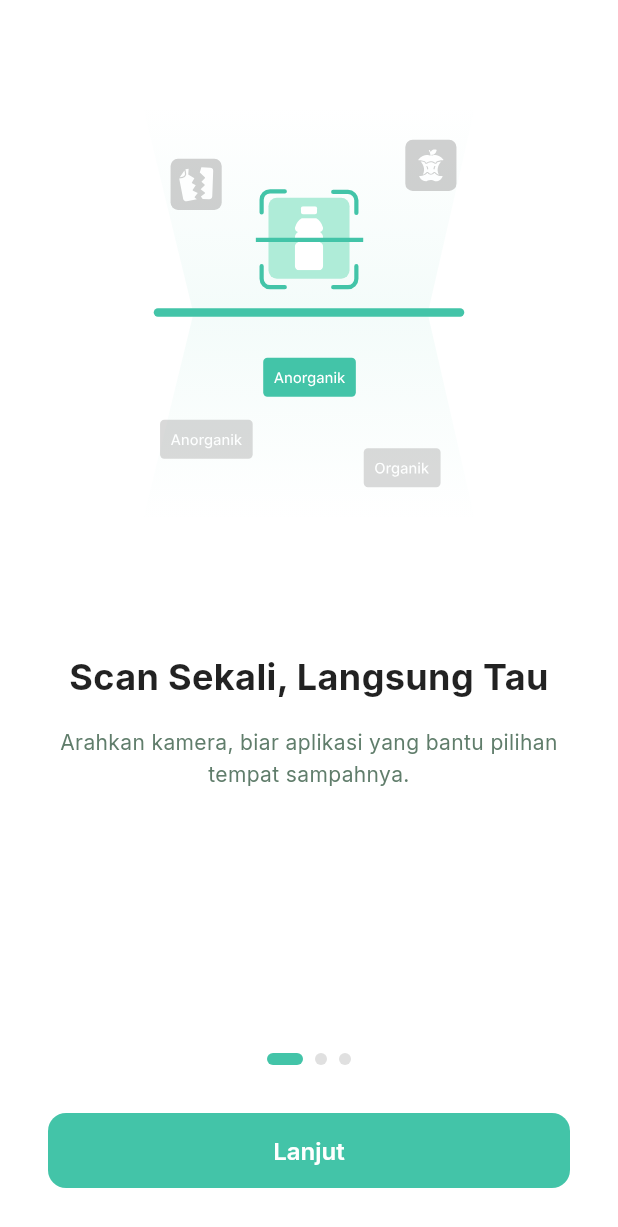
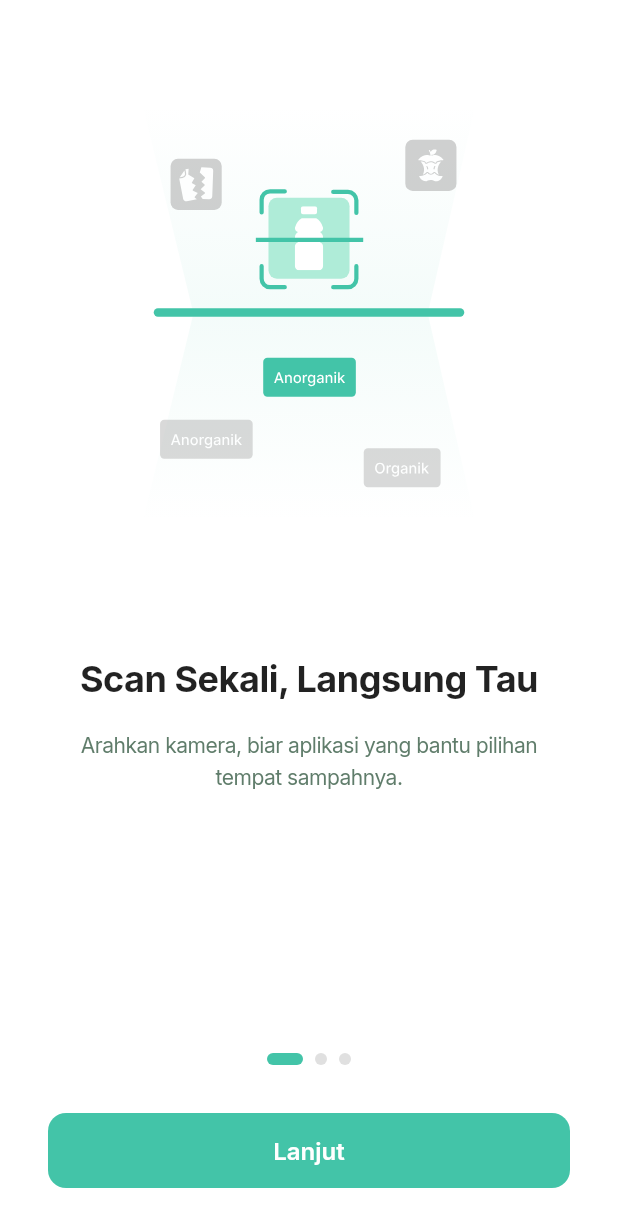
Before and after one commit to ckckckcz/PBL-Mobile, a Flutter app: the screen it shows after launch, on a phone screen of 412 x 824 dp. Shown: the top 1227 px of the screen. Run offline on Flutter 3.47's test engine with Material 3 defaults, Android fonts, the phone set to English and light mode, and no system bars; drawn by our look-alikes of flutter_animate; our stand-ins replace camera, carousel_slider, device_info_plus, flutter_svg, google_fonts, image_picker and 4 more.

Commit message:
feat: Introduce `AppTypography` system

```diff
--- a/frontend/lib/theme/app_theme.dart
+++ b/frontend/lib/theme/app_theme.dart
@@ -1,6 +1,7 @@
 import 'package:flutter/material.dart';
 import 'package:google_fonts/google_fonts.dart';
 import '../constants/app_colors.dart';
+import 'app_typography.dart';
 
 class AppTheme {
   static ThemeData get lightTheme {
@@ -16,46 +17,31 @@ class AppTheme {
       ),
       scaffoldBackgroundColor: AppColors.background,
 
-      // Typography dengan Google Fonts - Inter
+      // Typography System using AppTypography
       textTheme: GoogleFonts.interTextTheme(
-        const TextTheme(
-          displayLarge: TextStyle(
-            fontSize: 32,
-            fontWeight: FontWeight.bold,
-            color: AppColors.textPrimary,
-          ),
-          displayMedium: TextStyle(
-            fontSize: 28,
-            fontWeight: FontWeight.bold,
-            color: AppColors.textPrimary,
-          ),
-          displaySmall: TextStyle(
-            fontSize: 24,
-            fontWeight: FontWeight.w600,
-            color: AppColors.textPrimary,
-          ),
-          headlineMedium: TextStyle(
-            fontSize: 20,
-            fontWeight: FontWeight.w600,
-            color: AppColors.textPrimary,
-          ),
-          titleLarge: TextStyle(
-            fontSize: 18,
-            fontWeight: FontWeight.w600,
-            color: AppColors.textPrimary,
-          ),
-          titleMedium: TextStyle(
-            fontSize: 16,
-            fontWeight: FontWeight.w500,
-            color: AppColors.textPrimary,
-          ),
-          bodyLarge: TextStyle(fontSize: 16, color: AppColors.textPrimary),
-          bodyMedium: TextStyle(fontSize: 14, color: AppColors.textSecondary),
-          labelLarge: TextStyle(
-            fontSize: 14,
-            fontWeight: FontWeight.w500,
-            color: AppColors.textPrimary,
-          ),
+        TextTheme(
+          // Display
+          displayLarge: AppTypography.display1Bold, // Display 1
+          displayMedium: AppTypography.display2Bold, // Display 2
+          displaySmall: AppTypography.display3Bold, // Display 3
+
+          // Headline (Heading 1)
+          headlineMedium: AppTypography.heading1Semibold,
+
+          // Title (Heading 2 & 3)
+          titleLarge: AppTypography.heading2Semibold,
+          titleMedium: AppTypography.heading3Medium,
+          titleSmall: AppTypography.bodyLargeSemibold, // Optional mapping
+
+          // Body
+          bodyLarge: AppTypography.bodyLargeRegular,
+          bodyMedium: AppTypography.bodyMediumRegular,
+          bodySmall: AppTypography.bodySmallRegular,
+
+          // Label (Caption)
+          labelLarge: AppTypography.captionLargeMedium,
+          labelMedium: AppTypography.captionSmallMedium,
+          labelSmall: AppTypography.captionSmallRegular,
         ),
       ),
 
--- /dev/null
+++ b/frontend/lib/theme/app_typography.dart
@@ -0,0 +1,185 @@
+import 'package:flutter/material.dart';
+import 'package:google_fonts/google_fonts.dart';
+import '../constants/app_colors.dart';
+
+class AppTypography {
+  // Weights
+  static const FontWeight regular = FontWeight.w400;
+  static const FontWeight medium = FontWeight.w500;
+  static const FontWeight semibold = FontWeight.w600;
+  static const FontWeight bold = FontWeight.w700;
+
+  // Base Style using Inter
+  static TextStyle get _baseStyle => GoogleFonts.inter(
+        color: AppColors.textPrimary,
+      );
+
+  // ==================== DISPLAY ====================
+
+  // Display 1 — 52px / 60px / -0.80px
+  static TextStyle get display1 => _baseStyle.copyWith(
+        fontSize: 52,
+        height: 60 / 52,
+        letterSpacing: -0.80,
+      );
+
+  static TextStyle get display1Regular =>
+      display1.copyWith(fontWeight: regular);
+  static TextStyle get display1Medium => display1.copyWith(fontWeight: medium);
+  static TextStyle get display1Semibold =>
+      display1.copyWith(fontWeight: semibold);
+  static TextStyle get display1Bold => display1.copyWith(fontWeight: bold);
+
+  // Display 2 — 40px / 60px / -0.80px
+  static TextStyle get display2 => _baseStyle.copyWith(
+        fontSize: 40,
+        height: 60 / 40,
+        letterSpacing: -0.80,
+      );
+
+  static TextStyle get display2Regular =>
+      display2.copyWith(fontWeight: regular);
+  static TextStyle get display2Medium => display2.copyWith(fontWeight: medium);
+  static TextStyle get display2Semibold =>
+      display2.copyWith(fontWeight: semibold);
+  static TextStyle get display2Bold => display2.copyWith(fontWeight: bold);
+
+  // Display 3 — 32px / 48px / -0.64px
+  static TextStyle get display3 => _baseStyle.copyWith(
+        fontSize: 32,
+        height: 48 / 32,
+        letterSpacing: -0.64,
+      );
+
+  static TextStyle get display3Regular =>
+      display3.copyWith(fontWeight: regular);
+  static TextStyle get display3Medium => display3.copyWith(fontWeight: medium);
+  static TextStyle get display3Semibold =>
+      display3.copyWith(fontWeight: semibold);
+  static TextStyle get display3Bold => display3.copyWith(fontWeight: bold);
+
+  // ==================== HEADING ====================
+
+  // Heading 1 — 28px / 42px / -0.56px
+  static TextStyle get heading1 => _baseStyle.copyWith(
+        fontSize: 28,
+        height: 42 / 28,
+        letterSpacing: -0.56,
+      );
+
+  static TextStyle get heading1Regular =>
+      heading1.copyWith(fontWeight: regular);
+  static TextStyle get heading1Medium => heading1.copyWith(fontWeight: medium);
+  static TextStyle get heading1Semibold =>
+      heading1.copyWith(fontWeight: semibold);
+  static TextStyle get heading1Bold => heading1.copyWith(fontWeight: bold);
+
+  // Heading 2 — 24px / 36px / -0.48px
+  static TextStyle get heading2 => _baseStyle.copyWith(
+        fontSize: 24,
+        height: 36 / 24,
+        letterSpacing: -0.48,
+      );
+
+  static TextStyle get heading2Regular =>
+      heading2.copyWith(fontWeight: regular);
+  static TextStyle get heading2Medium => heading2.copyWith(fontWeight: medium);
+  static TextStyle get heading2Semibold =>
+      heading2.copyWith(fontWeight: semibold);
+  static TextStyle get heading2Bold => heading2.copyWith(fontWeight: bold);
+
+  // Heading 3 — 20px / 30px / -0.40px
+  static TextStyle get heading3 => _baseStyle.copyWith(
+        fontSize: 20,
+        height: 30 / 20,
+        letterSpacing: -0.40,
+      );
+
+  static TextStyle get heading3Regular =>
+      heading3.copyWith(fontWeight: regular);
+  static TextStyle get heading3Medium => heading3.copyWith(fontWeight: medium);
+  static TextStyle get heading3Semibold =>
+      heading3.copyWith(fontWeight: semibold);
+  static TextStyle get heading3Bold => heading3.copyWith(fontWeight: bold);
+
+  // ==================== BODY ====================
+
+  // Body Large — 18px / 28px / -0.36px
+  static TextStyle get bodyLarge => _baseStyle.copyWith(
+        fontSize: 18,
+        height: 28 / 18,
+        letterSpacing: -0.36,
+      );
+
+  static TextStyle get bodyLargeRegular =>
+      bodyLarge.copyWith(fontWeight: regular);
+  static TextStyle get bodyLargeMedium =>
+      bodyLarge.copyWith(fontWeight: medium);
+  static TextStyle get bodyLargeSemibold =>
+      bodyLarge.copyWith(fontWeight: semibold);
+  static TextStyle get bodyLargeBold => bodyLarge.copyWith(fontWeight: bold);
+
+  // Body Medium — 16px / 24px / -0.32px
+  static TextStyle get bodyMedium => _baseStyle.copyWith(
+        fontSize: 16,
+        height: 24 / 16,
+        letterSpacing: -0.32,
+      );
+
+  static TextStyle get bodyMediumRegular =>
+      bodyMedium.copyWith(fontWeight: regular);
+  static TextStyle get bodyMediumMedium =>
+      bodyMedium.copyWith(fontWeight: medium);
+  static TextStyle get bodyMediumSemibold =>
+      bodyMedium.copyWith(fontWeight: semibold);
+  static TextStyle get bodyMediumBold => bodyMedium.copyWith(fontWeight: bold);
+
+  // Body Small — 14px / 20px / -0.28px
+  static TextStyle get bodySmall => _baseStyle.copyWith(
+        fontSize: 14,
+        height: 20 / 14,
+        letterSpacing: -0.28,
+      );
+
+  static TextStyle get bodySmallRegular =>
+      bodySmall.copyWith(fontWeight: regular);
+  static TextStyle get bodySmallMedium =>
+      bodySmall.copyWith(fontWeight: medium);
+  static TextStyle get bodySmallSemibold =>
+      bodySmall.copyWith(fontWeight: semibold);
+  static TextStyle get bodySmallBold => bodySmall.copyWith(fontWeight: bold);
+
+  // ==================== CAPTION ====================
+
+  // Caption Large — 12px / 18px / -0.24px
+  static TextStyle get captionLarge => _baseStyle.copyWith(
+        fontSize: 12,
+        height: 18 / 12,
+        letterSpacing: -0.24,
+      );
+
+  static TextStyle get captionLargeRegular =>
+      captionLarge.copyWith(fontWeight: regular);
+  static TextStyle get captionLargeMedium =>
+      captionLarge.copyWith(fontWeight: medium);
+  static TextStyle get captionLargeSemibold =>
+      captionLarge.copyWith(fontWeight: semibold);
+  static TextStyle get captionLargeBold =>
+      captionLarge.copyWith(fontWeight: bold);
+
+  // Caption Small — 10px / 15px / -0.20px
+  static TextStyle get captionSmall => _baseStyle.copyWith(
+        fontSize: 10,
+        height: 15 / 10,
+        letterSpacing: -0.20,
+      );
+
+  static TextStyle get captionSmallRegular =>
+      captionSmall.copyWith(fontWeight: regular);
+  static TextStyle get captionSmallMedium =>
+      captionSmall.copyWith(fontWeight: medium);
+  static TextStyle get captionSmallSemibold =>
+      captionSmall.copyWith(fontWeight: semibold);
+  static TextStyle get captionSmallBold =>
+      captionSmall.copyWith(fontWeight: bold);
+}
```
